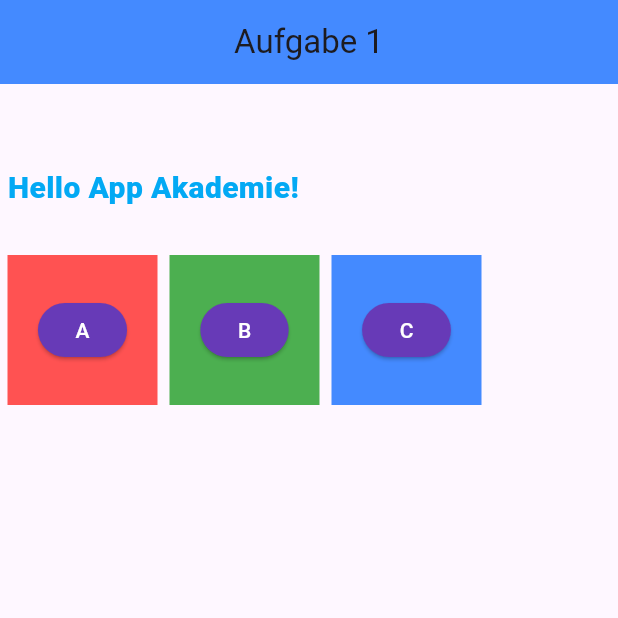
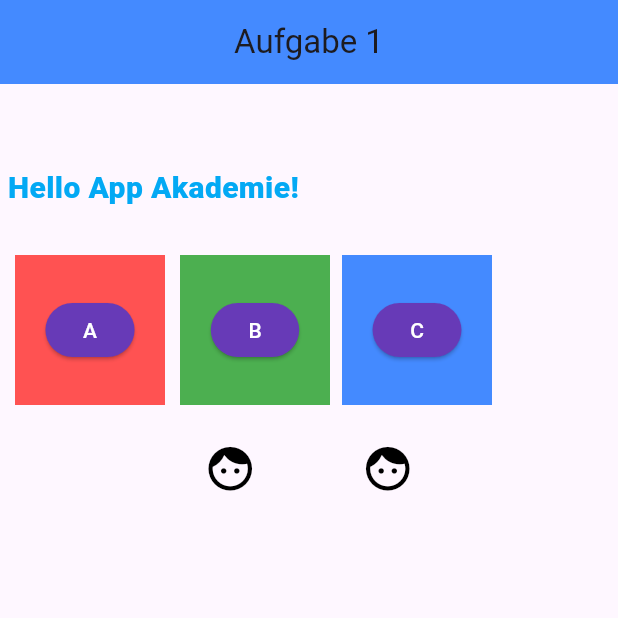
Before and after one commit to Selihei/widget_uebersicht_1, a Flutter app: the screen it shows after launch, on a phone screen of 412 x 824 dp, the top half of it. Run offline on Flutter 3.47's test engine with Material 3 defaults, Android fonts, the phone set to English and light mode, and no system bars.

Commit message:
added Icons

```diff
--- a/lib/main.dart
+++ b/lib/main.dart
@@ -22,7 +22,7 @@ class MainApp extends StatelessWidget {
             SizedBox(height: 30),
             Row(
               children: [
-                SizedBox(width: 5),
+                SizedBox(width: 10),
                 Container(
                   height: 100,
                   width: 100,
@@ -37,7 +37,7 @@ class MainApp extends StatelessWidget {
                     child: Text("A", style: TextStyle(color: Colors.white),))
                   ),
                 ),
-                SizedBox(width: 8),
+                SizedBox(width: 10),
                 Container(
                   height: 100,
                   width: 100,
@@ -70,6 +70,22 @@ class MainApp extends StatelessWidget {
               ],
             ),
             SizedBox(height: 25,),
+            Row(
+              mainAxisAlignment: MainAxisAlignment.center,
+              children: [
+              Icon(
+                Icons.face,
+                size: 35,
+                color: Colors.black,
+              ),
+              SizedBox(width: 70,),
+              Icon(
+                Icons.face,
+                size: 35,
+                color: Colors.black,
+              ),
+              ],
+            )
           ]
         ),
       ),
```
